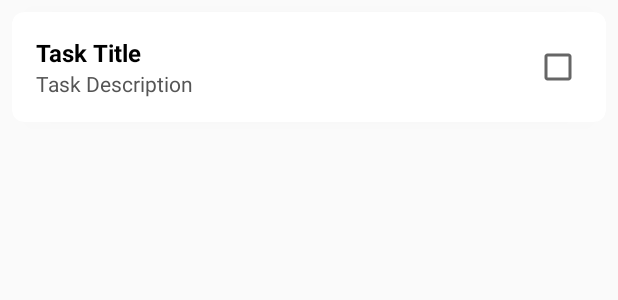
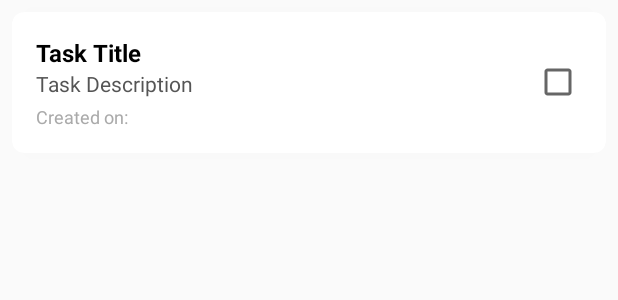
Before and after one commit to RahulMGatty/Task_Manager_App, an Android app: the layout item_task.xml on its own in the app's theme, with its tools: preview values and no code run, on a phone screen of 412 x 824 dp. Shown: the top 300 px of the screen. Run offline under Robolectric (Android 15) with nearby library versions, the phone set to English and light mode, and no system bars.

```diff
--- a/app/src/main/java/com/example/myapplication/AddTaskActivity.java
+++ b/app/src/main/java/com/example/myapplication/AddTaskActivity.java
@@ -44,8 +44,11 @@ public class AddTaskActivity extends AppCompatActivity {
             return;
         }
 
+        // Create task with timestamp
         Task newTask = new Task(title, description);
         newTask.setCompleted(false);
+        newTask.setTimestamp(System.currentTimeMillis());  // <-- Set timestamp
+
         db.collection("users")
                 .document(user.getUid())
                 .collection("tasks")
--- a/app/src/main/res/layout/item_task.xml
+++ b/app/src/main/res/layout/item_task.xml
@@ -37,10 +37,20 @@
                 android:textSize="14sp"
                 android:textColor="#555555" />
 
+            <TextView
+                android:id="@+id/textViewTaskDate"
+                android:layout_width="wrap_content"
+                android:layout_height="wrap_content"
+                android:text="Created on: "
+                android:textSize="12sp"
+                android:textColor="@android:color/darker_gray"
+                android:layout_marginTop="4dp"/>
+
+
         </LinearLayout>
 
         <CheckBox
-            android:id="@+id/checkBoxTaskCompleted"
+            android:id="@+id/checkBoxCompleted"
             android:layout_width="wrap_content"
             android:layout_height="wrap_content"
             android:contentDescription="Mark as Completed" />
```
Also changed, not shown: app/src/main/java/com/example/myapplication/TaskAdapter.java (+15 -4 lines).
